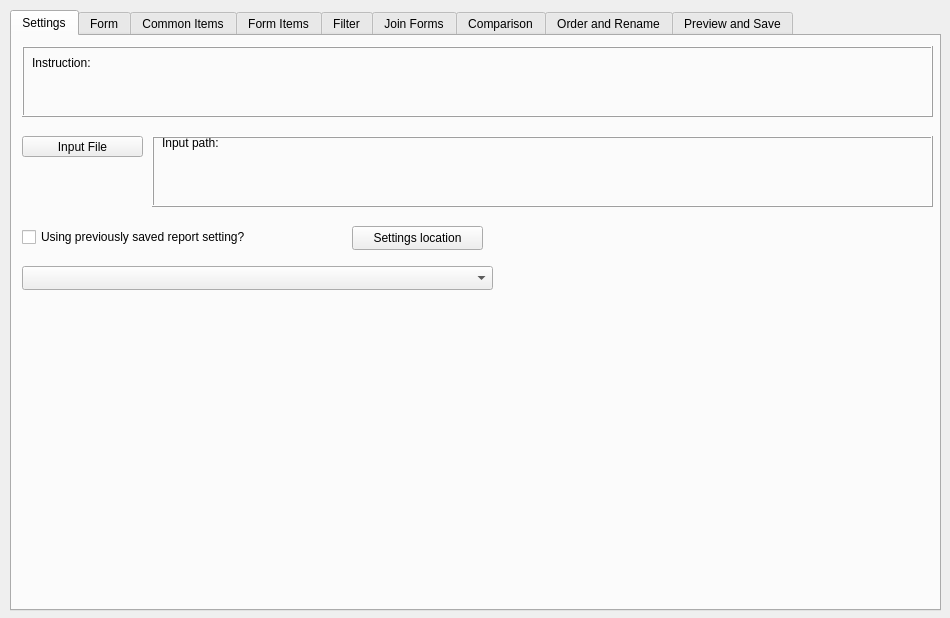
Old version of the form resource/form.ui in the repository HoangMNguyen/CCI_ClinicalReporting.
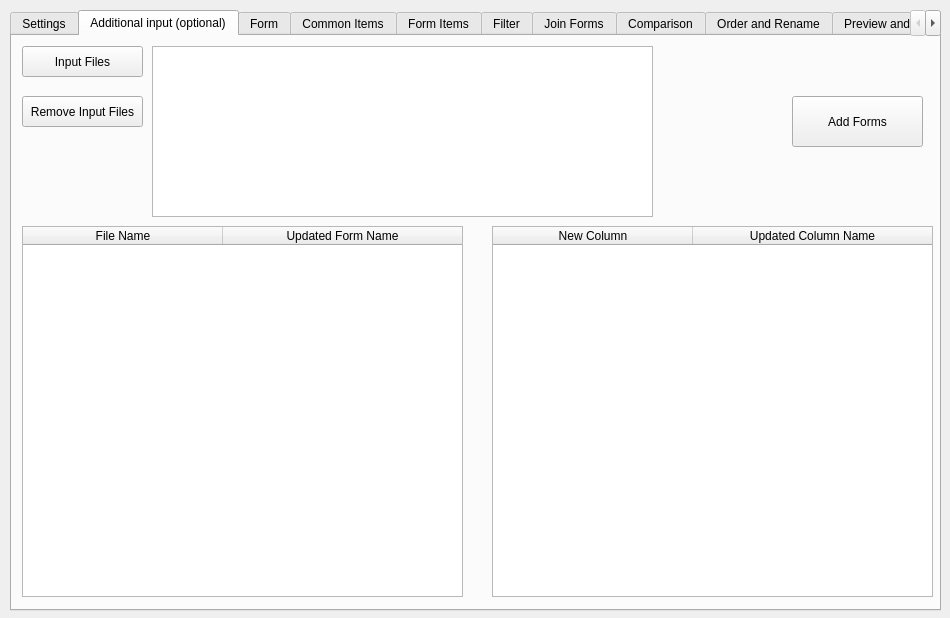
New version of the form. The open tabs and pages were chosen to show the change. Icons and pictures are not drawn.

```diff
--- a/resource/form.ui
+++ b/resource/form.ui
@@ -183,6 +183,118 @@
      </property>
     </widget>
    </widget>
+   <widget class="QWidget" name="tab_additional_input">
+    <attribute name="title">
+     <string>Additional input (optional)</string>
+    </attribute>
+    <widget class="QPushButton" name="pushButton_additional_file_add">
+     <property name="geometry">
+      <rect>
+       <x>10</x>
+       <y>10</y>
+       <width>121</width>
+       <height>31</height>
+      </rect>
+     </property>
+     <property name="text">
+      <string>Input Files</string>
+     </property>
+    </widget>
+    <widget class="QTableWidget" name="tableWidget_update_column_name">
+     <property name="geometry">
+      <rect>
+       <x>480</x>
+       <y>190</y>
+       <width>441</width>
+       <height>371</height>
+      </rect>
+     </property>
+     <attribute name="horizontalHeaderCascadingSectionResizes">
+      <bool>false</bool>
+     </attribute>
+     <attribute name="horizontalHeaderDefaultSectionSize">
+      <number>200</number>
+     </attribute>
+     <attribute name="horizontalHeaderStretchLastSection">
+      <bool>true</bool>
+     </attribute>
+     <column>
+      <property name="text">
+       <string>New Column</string>
+      </property>
+     </column>
+     <column>
+      <property name="text">
+       <string>Updated Column Name</string>
+      </property>
+     </column>
+    </widget>
+    <widget class="QTableWidget" name="tableWidget_update_form_name">
+     <property name="geometry">
+      <rect>
+       <x>10</x>
+       <y>190</y>
+       <width>441</width>
+       <height>371</height>
+      </rect>
+     </property>
+     <attribute name="horizontalHeaderCascadingSectionResizes">
+      <bool>false</bool>
+     </attribute>
+     <attribute name="horizontalHeaderDefaultSectionSize">
+      <number>200</number>
+     </attribute>
+     <attribute name="horizontalHeaderStretchLastSection">
+      <bool>true</bool>
+     </attribute>
+     <column>
+      <property name="text">
+       <string>File Name</string>
+      </property>
+     </column>
+     <column>
+      <property name="text">
+       <string>Updated Form Name</string>
+      </property>
+     </column>
+    </widget>
+    <widget class="QListWidget" name="listWidget_additional_file">
+     <property name="geometry">
+      <rect>
+       <x>140</x>
+       <y>10</y>
+       <width>501</width>
+       <height>171</height>
+      </rect>
+     </property>
+    </widget>
+    <widget class="QPushButton" name="pushButton_additional_file_remove">
+     <property name="geometry">
+      <rect>
+       <x>10</x>
+       <y>60</y>
+       <width>121</width>
+       <height>31</height>
+      </rect>
+     </property>
+     <property name="text">
+      <string>Remove Input Files</string>
+     </property>
+    </widget>
+    <widget class="QPushButton" name="pushButton_additional_file_add_2">
+     <property name="geometry">
+      <rect>
+       <x>780</x>
+       <y>60</y>
+       <width>131</width>
+       <height>51</height>
+      </rect>
+     </property>
+     <property name="text">
+      <string>Add Forms</string>
+     </property>
+    </widget>
+   </widget>
    <widget class="QWidget" name="tab_forms">
     <attribute name="title">
      <string>Form</string>
```
